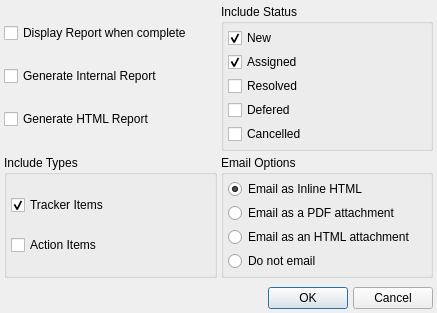
Qt form plugins/forms/dialogExportTrackerOptions.ui (kestermckinney/ProjectNotes) before a commit.
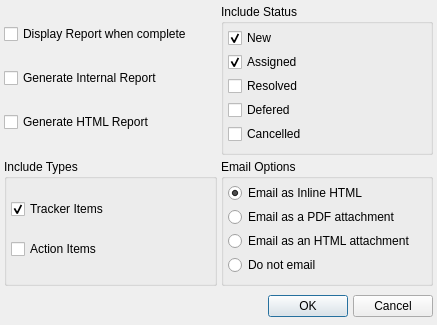
The same form after that commit.

```diff
--- a/plugins/forms/dialogExportTrackerOptions.ui
+++ b/plugins/forms/dialogExportTrackerOptions.ui
@@ -27,7 +27,7 @@
     <number>4</number>
    </property>
    <property name="bottomMargin">
-    <number>4</number>
+    <number>8</number>
    </property>
    <item>
     <layout class="QGridLayout" name="gridLayout">
@@ -81,7 +81,7 @@
          <number>4</number>
         </property>
         <property name="bottomMargin">
-         <number>4</number>
+         <number>8</number>
         </property>
         <item>
          <widget class="QCheckBox" name="m_checkBoxNewTracker">
@@ -152,7 +152,7 @@
          <number>4</number>
         </property>
         <property name="bottomMargin">
-         <number>4</number>
+         <number>8</number>
         </property>
         <item>
          <widget class="QCheckBox" name="m_checkBoxItemsTracker">
@@ -193,7 +193,7 @@
          <number>4</number>
         </property>
         <property name="bottomMargin">
-         <number>4</number>
+         <number>8</number>
         </property>
         <item>
          <widget class="QRadioButton" name="m_radioBoxEmailAsInlineHTML">
```
